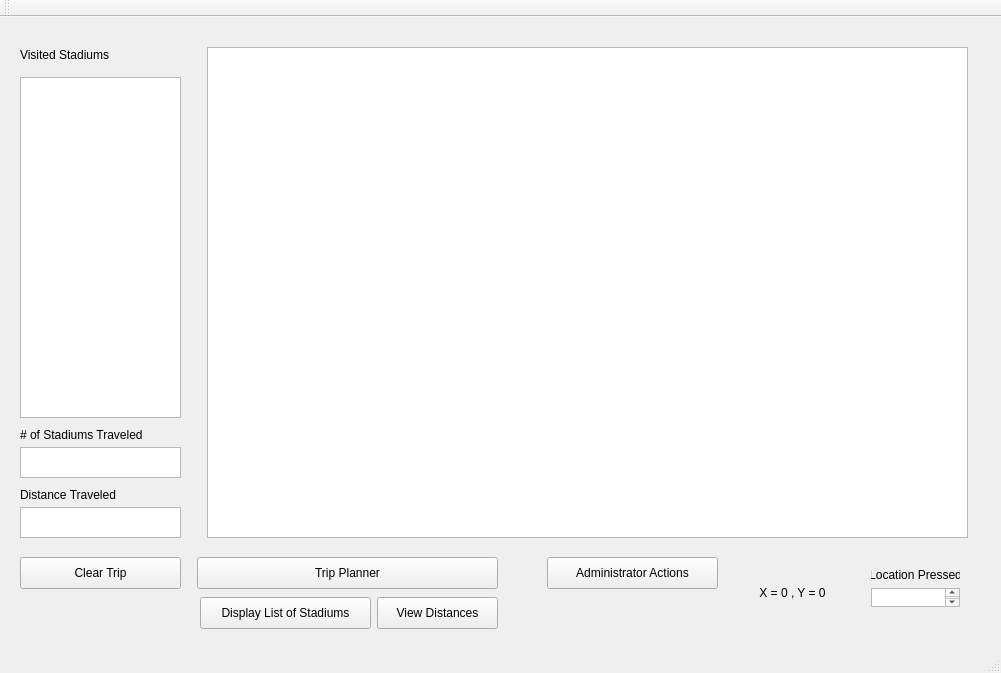
Above: app/baseball_gui/mainwindow.ui from housengw/CS8-I-Love-Baseball before the change. Below: the same form after it.
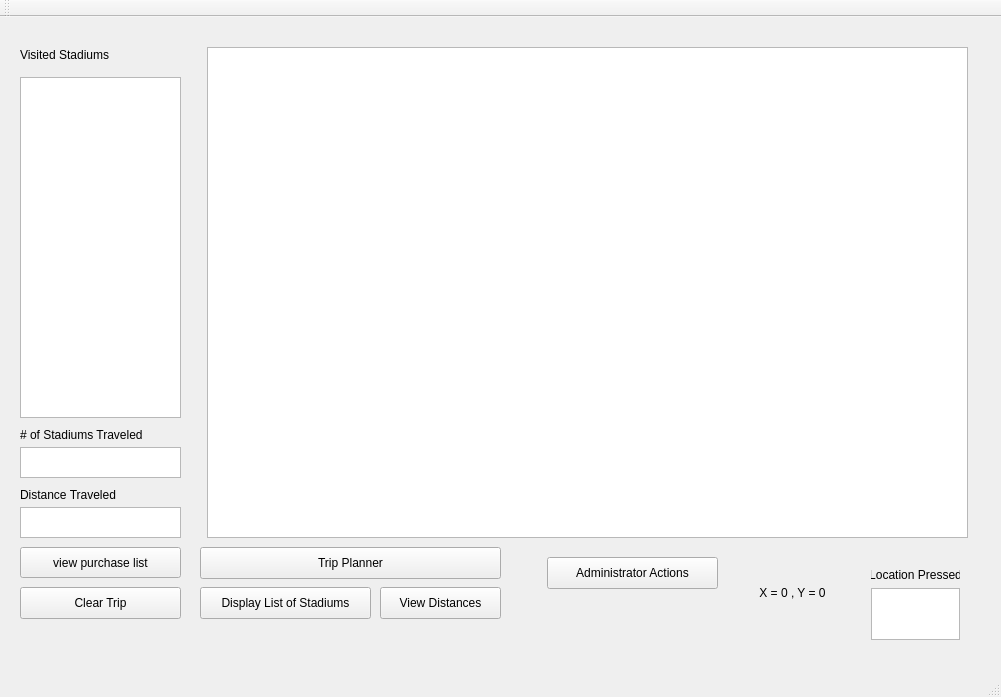
That is the form after the change. Custom widgets are drawn as their Qt base class.

```diff
--- a/app/baseball_gui/mainwindow.ui
+++ b/app/baseball_gui/mainwindow.ui
@@ -7,7 +7,7 @@
     <x>0</x>
     <y>0</y>
     <width>1001</width>
-    <height>673</height>
+    <height>697</height>
    </rect>
   </property>
   <property name="sizePolicy">
@@ -34,7 +34,7 @@
     <property name="geometry">
      <rect>
       <x>20</x>
-      <y>540</y>
+      <y>570</y>
       <width>161</width>
       <height>32</height>
      </rect>
@@ -46,8 +46,8 @@
    <widget class="QPushButton" name="Trip">
     <property name="geometry">
      <rect>
-      <x>197</x>
-      <y>540</y>
+      <x>200</x>
+      <y>530</y>
       <width>301</width>
       <height>32</height>
      </rect>
@@ -94,7 +94,7 @@
       <x>860</x>
       <y>540</y>
       <width>111</width>
-      <height>61</height>
+      <height>94</height>
      </rect>
     </property>
     <layout class="QGridLayout" name="gridLayout">
@@ -129,8 +129,8 @@
    <widget class="QPushButton" name="view_distances_button">
     <property name="geometry">
      <rect>
-      <x>377</x>
-      <y>580</y>
+      <x>380</x>
+      <y>570</y>
       <width>121</width>
       <height>32</height>
      </rect>
@@ -143,7 +143,7 @@
     <property name="geometry">
      <rect>
       <x>200</x>
-      <y>580</y>
+      <y>570</y>
       <width>171</width>
       <height>32</height>
      </rect>
@@ -221,6 +221,19 @@
      <string>Distance Traveled</string>
     </property>
    </widget>
+   <widget class="QPushButton" name="pushButton">
+    <property name="geometry">
+     <rect>
+      <x>20</x>
+      <y>530</y>
+      <width>161</width>
+      <height>31</height>
+     </rect>
+    </property>
+    <property name="text">
+     <string>view purchase list</string>
+    </property>
+   </widget>
   </widget>
   <widget class="QMenuBar" name="menuBar">
    <property name="geometry">
```
